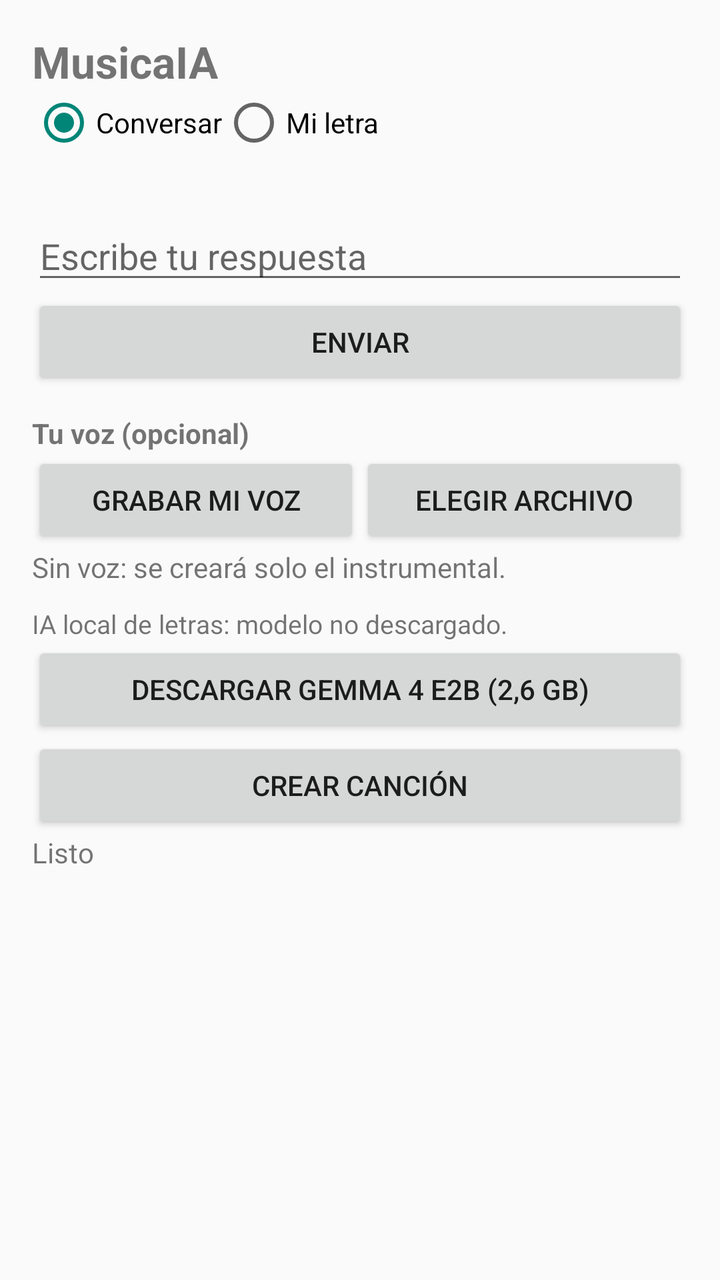
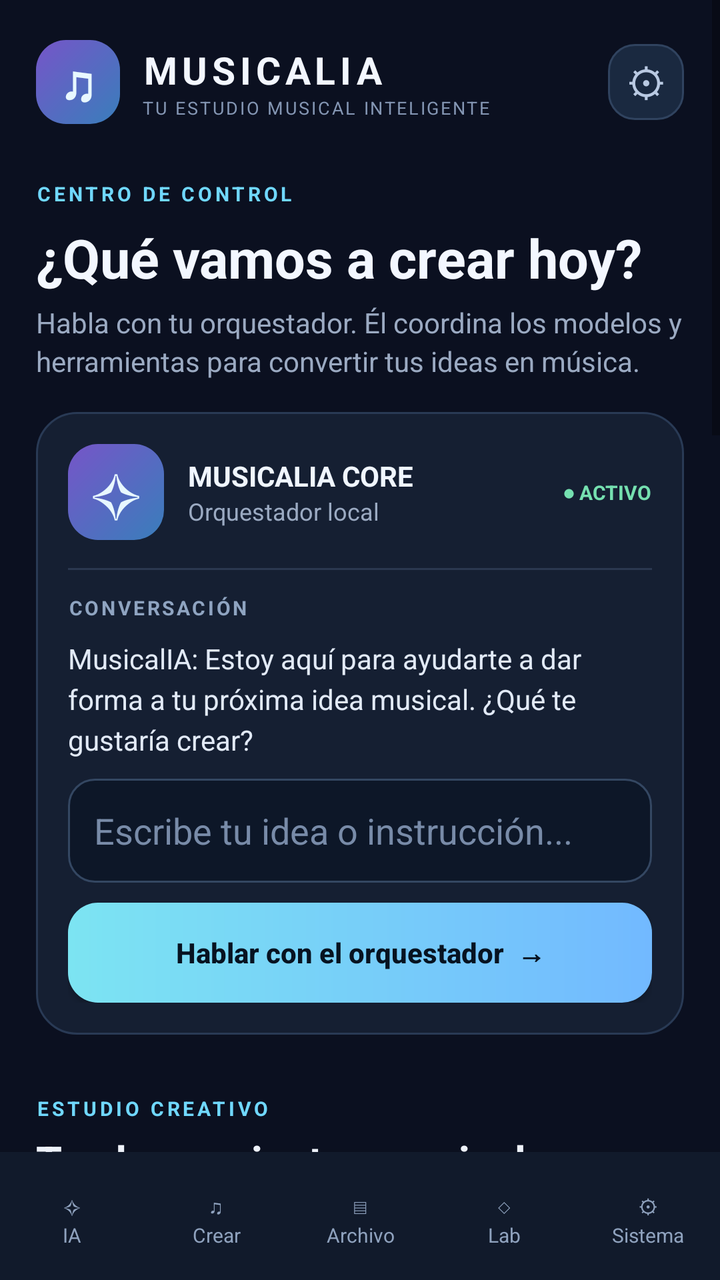

An Android layout rendered at two revisions. The XML below is the earlier revision; the diff shows what the commit changed to produce the second picture.
<!-- AndroidManifest.xml: application theme Theme.AppCompat.Light.NoActionBar -->
<!-- res/layout/activity_main.xml -->
<?xml version="1.0" encoding="utf-8"?>
<ScrollView xmlns:android="http://schemas.android.com/apk/res/android"
 android:layout_width="match_parent"
 android:layout_height="match_parent"
 android:fillViewport="true">
 <LinearLayout
 android:layout_width="match_parent"
 android:layout_height="wrap_content"
 android:orientation="vertical"
 android:padding="16dp">
 <TextView android:id="@+id/titulo" android:layout_width="wrap_content" android:layout_height="wrap_content" android:text="MusicaIA" android:textSize="22sp" android:textStyle="bold" />
 <RadioGroup android:id="@+id/grupoModo" android:layout_width="match_parent" android:layout_height="wrap_content" android:orientation="horizontal">
 <RadioButton android:id="@+id/modoConversacion" android:layout_width="wrap_content" android:layout_height="wrap_content" android:checked="true" android:text="Conversar" />
 <RadioButton android:id="@+id/modoLetra" android:layout_width="wrap_content" android:layout_height="wrap_content" android:text="Mi letra" />
 </RadioGroup>
 <LinearLayout android:id="@+id/panelConversacion" android:layout_width="match_parent" android:layout_height="wrap_content" android:orientation="vertical">
 <TextView android:id="@+id/chatLog" android:layout_width="match_parent" android:layout_height="wrap_content" android:paddingTop="8dp" android:textSize="15sp" />
 <EditText android:id="@+id/chatEntrada" android:layout_width="match_parent" android:layout_height="wrap_content" android:hint="Escribe tu respuesta" android:inputType="text" />
 <Button android:id="@+id/btnEnviar" android:layout_width="match_parent" android:layout_height="wrap_content" android:text="Enviar" />
 </LinearLayout>
 <LinearLayout android:id="@+id/panelLetra" android:layout_width="match_parent" android:layout_height="wrap_content" android:orientation="vertical" android:visibility="gone">
 <EditText android:id="@+id/editLetra" android:layout_width="match_parent" android:layout_height="wrap_content" android:gravity="top" android:hint="Pega aquí tu letra completa" android:inputType="textMultiLine" android:minLines="6" />
 <EditText android:id="@+id/editIndicaciones" android:layout_width="match_parent" android:layout_height="wrap_content" android:hint="Cómo quieres que suene (ej: pop alegre, rápido, verano)" android:inputType="text" />
 </LinearLayout>
 <TextView android:layout_width="wrap_content" android:layout_height="wrap_content" android:paddingTop="12dp" android:text="Tu voz (opcional)" android:textStyle="bold" />
 <LinearLayout android:layout_width="match_parent" android:layout_height="wrap_content" android:orientation="horizontal">
 <Button android:id="@+id/btnGrabar" android:layout_width="0dp" android:layout_height="wrap_content" android:layout_weight="1" android:text="Grabar mi voz" />
 <Button android:id="@+id/btnElegirVoz" android:layout_width="0dp" android:layout_height="wrap_content" android:layout_weight="1" android:text="Elegir archivo" />
 </LinearLayout>
 <TextView android:id="@+id/estadoVoz" android:layout_width="match_parent" android:layout_height="wrap_content" android:text="Sin voz: se creará solo el instrumental." />
 <ProgressBar android:id="@+id/progreso" style="?android:attr/progressBarStyleHorizontal" android:layout_width="match_parent" android:layout_height="wrap_content" android:visibility="gone" />
 <TextView android:id="@+id/tiempo" android:layout_width="wrap_content" android:layout_height="wrap_content" android:text="Tiempo: 0s" android:visibility="gone" />
 <TextView android:id="@+id/estadoModelo" android:layout_width="match_parent" android:layout_height="wrap_content" android:paddingTop="10dp" android:text="IA local de letras: modelo no descargado." android:textSize="13sp" />
 <Button android:id="@+id/btnDescargarModelo" android:layout_width="match_parent" android:layout_height="wrap_content" android:text="Descargar Gemma 4 E2B (2,6 GB)" />
 <ProgressBar android:id="@+id/progresoModelo" style="?android:attr/progressBarStyleHorizontal" android:layout_width="match_parent" android:layout_height="wrap_content" android:max="1000" android:visibility="gone" />
 <Button android:id="@+id/btnCrear" android:layout_width="match_parent" android:layout_height="wrap_content" android:text="Crear canción" />
 <TextView android:id="@+id/estado" android:layout_width="match_parent" android:layout_height="wrap_content" android:text="Listo" android:textSize="14sp" />
 <TextView android:id="@+id/textoResultado" android:layout_width="match_parent" android:layout_height="wrap_content" android:textSize="14sp" />
 <ImageView android:id="@+id/imgPortada" android:layout_width="200dp" android:layout_height="200dp" android:visibility="gone" />
 <Button android:id="@+id/btnReproducir" android:layout_width="match_parent" android:layout_height="wrap_content" android:text="Reproducir" android:visibility="gone" />
 <Button android:id="@+id/btnGuardar" android:layout_width="match_parent" android:layout_height="wrap_content" android:text="Guardar canción" android:visibility="gone" />
 </LinearLayout>
</ScrollView>
<!-- resources referenced by this layout -->
<resources>

</resources>

<!-- the commit's change to res/layout/activity_main.xml (unified diff, before → after) -->
@@ -1,43 +1,128 @@
 <?xml version="1.0" encoding="utf-8"?>
-<ScrollView xmlns:android="http://schemas.android.com/apk/res/android"
- android:layout_width="match_parent"
- android:layout_height="match_parent"
- android:fillViewport="true">
- <LinearLayout
- android:layout_width="match_parent"
- android:layout_height="wrap_content"
- android:orientation="vertical"
- android:padding="16dp">
- <TextView android:id="@+id/titulo" android:layout_width="wrap_content" android:layout_height="wrap_content" android:text="MusicaIA" android:textSize="22sp" android:textStyle="bold" />
- <RadioGroup android:id="@+id/grupoModo" android:layout_width="match_parent" android:layout_height="wrap_content" android:orientation="horizontal">
- <RadioButton android:id="@+id/modoConversacion" android:layout_width="wrap_content" android:layout_height="wrap_content" android:checked="true" android:text="Conversar" />
- <RadioButton android:id="@+id/modoLetra" android:layout_width="wrap_content" android:layout_height="wrap_content" android:text="Mi letra" />
- </RadioGroup>
- <LinearLayout android:id="@+id/panelConversacion" android:layout_width="match_parent" android:layout_height="wrap_content" android:orientation="vertical">
- <TextView android:id="@+id/chatLog" android:layout_width="match_parent" android:layout_height="wrap_content" android:paddingTop="8dp" android:textSize="15sp" />
- <EditText android:id="@+id/chatEntrada" android:layout_width="match_parent" android:layout_height="wrap_content" android:hint="Escribe tu respuesta" android:inputType="text" />
- <Button android:id="@+id/btnEnviar" android:layout_width="match_parent" android:layout_height="wrap_content" android:text="Enviar" />
- </LinearLayout>
- <LinearLayout android:id="@+id/panelLetra" android:layout_width="match_parent" android:layout_height="wrap_content" android:orientation="vertical" android:visibility="gone">
- <EditText android:id="@+id/editLetra" android:layout_width="match_parent" android:layout_height="wrap_content" android:gravity="top" android:hint="Pega aquí tu letra completa" android:inputType="textMultiLine" android:minLines="6" />
- <EditText android:id="@+id/editIndicaciones" android:layout_width="match_parent" android:layout_height="wrap_content" android:hint="Cómo quieres que suene (ej: pop alegre, rápido, verano)" android:inputType="text" />
- </LinearLayout>
- <TextView android:layout_width="wrap_content" android:layout_height="wrap_content" android:paddingTop="12dp" android:text="Tu voz (opcional)" android:textStyle="bold" />
- <LinearLayout android:layout_width="match_parent" android:layout_height="wrap_content" android:orientation="horizontal">
- <Button android:id="@+id/btnGrabar" android:layout_width="0dp" android:layout_height="wrap_content" android:layout_weight="1" android:text="Grabar mi voz" />
- <Button android:id="@+id/btnElegirVoz" android:layout_width="0dp" android:layout_height="wrap_content" android:layout_weight="1" android:text="Elegir archivo" />
- </LinearLayout>
- <TextView android:id="@+id/estadoVoz" android:layout_width="match_parent" android:layout_height="wrap_content" android:text="Sin voz: se creará solo el instrumental." />
- <ProgressBar android:id="@+id/progreso" style="?android:attr/progressBarStyleHorizontal" android:layout_width="match_parent" android:layout_height="wrap_content" android:visibility="gone" />
- <TextView android:id="@+id/tiempo" android:layout_width="wrap_content" android:layout_height="wrap_content" android:text="Tiempo: 0s" android:visibility="gone" />
- <TextView android:id="@+id/estadoModelo" android:layout_width="match_parent" android:layout_height="wrap_content" android:paddingTop="10dp" android:text="IA local de letras: modelo no descargado." android:textSize="13sp" />
- <Button android:id="@+id/btnDescargarModelo" android:layout_width="match_parent" android:layout_height="wrap_content" android:text="Descargar Gemma 4 E2B (2,6 GB)" />
- <ProgressBar android:id="@+id/progresoModelo" style="?android:attr/progressBarStyleHorizontal" android:layout_width="match_parent" android:layout_height="wrap_content" android:max="1000" android:visibility="gone" />
- <Button android:id="@+id/btnCrear" android:layout_width="match_parent" android:layout_height="wrap_content" android:text="Crear canción" />
- <TextView android:id="@+id/estado" android:layout_width="match_parent" android:layout_height="wrap_content" android:text="Listo" android:textSize="14sp" />
- <TextView android:id="@+id/textoResultado" android:layout_width="match_parent" android:layout_height="wrap_content" android:textSize="14sp" />
- <ImageView android:id="@+id/imgPortada" android:layout_width="200dp" android:layout_height="200dp" android:visibility="gone" />
- <Button android:id="@+id/btnReproducir" android:layout_width="match_parent" android:layout_height="wrap_content" android:text="Reproducir" android:visibility="gone" />
- <Button android:id="@+id/btnGuardar" android:layout_width="match_parent" android:layout_height="wrap_content" android:text="Guardar canción" android:visibility="gone" />
- </LinearLayout>
-</ScrollView>
+<LinearLayout xmlns:android="http://schemas.android.com/apk/res/android"
+    android:id="@+id/rootMusicalIA"
+    android:layout_width="match_parent"
+    android:layout_height="match_parent"
+    android:orientation="vertical"
+    android:background="#0B1020">
+    <ScrollView
+        android:id="@+id/scrollMain"
+        android:layout_width="match_parent"
+        android:layout_height="0dp"
+        android:layout_weight="1"
+        android:fillViewport="true"
+        android:clipToPadding="false"
+        android:paddingBottom="18dp">
+        <LinearLayout
+            android:layout_width="match_parent"
+            android:layout_height="wrap_content"
+            android:orientation="vertical"
+            android:paddingStart="18dp"
+            android:paddingEnd="18dp"
+            android:paddingTop="20dp"
+            android:paddingBottom="24dp">
+            <LinearLayout android:layout_width="match_parent" android:layout_height="wrap_content" android:gravity="center_vertical" android:orientation="horizontal">
+                <LinearLayout android:layout_width="42dp" android:layout_height="42dp" android:gravity="center" android:background="@drawable/bg_brand_orb">
+                    <TextView android:layout_width="wrap_content" android:layout_height="wrap_content" android:text="♫" android:textColor="#E8F8FF" android:textSize="25sp" android:textStyle="bold"/>
+                </LinearLayout>
+                <LinearLayout android:layout_width="0dp" android:layout_height="wrap_content" android:layout_weight="1" android:orientation="vertical" android:paddingStart="11dp">
+                    <TextView android:layout_width="wrap_content" android:layout_height="wrap_content" android:text="MUSICALIA" android:textColor="#F3F7FF" android:textSize="19sp" android:textStyle="bold" android:letterSpacing="0.12"/>
+                    <TextView android:layout_width="wrap_content" android:layout_height="wrap_content" android:text="TU ESTUDIO MUSICAL INTELIGENTE" android:textColor="#8496B3" android:textSize="9sp" android:letterSpacing="0.10"/>
+                </LinearLayout>
+                <TextView android:layout_width="38dp" android:layout_height="38dp" android:gravity="center" android:text="⚙" android:textSize="20sp" android:textColor="#B9C9E2" android:background="@drawable/bg_icon_button"/>
+            </LinearLayout>
+
+            <LinearLayout android:id="@+id/seccionOrquestador" android:layout_width="match_parent" android:layout_height="wrap_content" android:orientation="vertical" android:paddingTop="28dp">
+                <TextView android:layout_width="wrap_content" android:layout_height="wrap_content" android:text="CENTRO DE CONTROL" android:textColor="#70D8FF" android:textSize="10sp" android:textStyle="bold" android:letterSpacing="0.16"/>
+                <TextView android:layout_width="match_parent" android:layout_height="wrap_content" android:paddingTop="7dp" android:text="¿Qué vamos a crear hoy?" android:textColor="#F3F7FF" android:textSize="27sp" android:textStyle="bold"/>
+                <TextView android:layout_width="match_parent" android:layout_height="wrap_content" android:paddingTop="5dp" android:paddingBottom="16dp" android:text="Habla con tu orquestador. Él coordina los modelos y herramientas para convertir tus ideas en música." android:textColor="#9BAAC2" android:textSize="14sp" android:lineSpacingExtra="3dp"/>
+                <LinearLayout android:layout_width="match_parent" android:layout_height="wrap_content" android:orientation="vertical" android:padding="16dp" android:background="@drawable/bg_panel">
+                    <LinearLayout android:layout_width="match_parent" android:layout_height="wrap_content" android:gravity="center_vertical" android:orientation="horizontal">
+                        <LinearLayout android:layout_width="48dp" android:layout_height="48dp" android:gravity="center" android:background="@drawable/bg_brand_orb">
+                            <TextView android:layout_width="wrap_content" android:layout_height="wrap_content" android:text="✧" android:textColor="#E8F8FF" android:textSize="30sp"/>
+                        </LinearLayout>
+                        <LinearLayout android:layout_width="0dp" android:layout_height="wrap_content" android:layout_weight="1" android:orientation="vertical" android:paddingStart="12dp">
+                            <TextView android:layout_width="wrap_content" android:layout_height="wrap_content" android:text="MUSICALIA CORE" android:textColor="#F0F6FF" android:textSize="14sp" android:textStyle="bold"/>
+                            <TextView android:layout_width="wrap_content" android:layout_height="wrap_content" android:text="Orquestador local" android:textColor="#9BAAC2" android:textSize="12sp"/>
+                        </LinearLayout>
+                        <TextView android:layout_width="wrap_content" android:layout_height="wrap_content" android:text="● ACTIVO" android:textColor="#75E0B0" android:textSize="10sp" android:textStyle="bold"/>
+                    </LinearLayout>
+                    <View android:layout_width="match_parent" android:layout_height="1dp" android:layout_marginTop="14dp" android:layout_marginBottom="12dp" android:background="#2B3850"/>
+                    <TextView android:layout_width="match_parent" android:layout_height="wrap_content" android:text="CONVERSACIÓN" android:textColor="#8FA4C1" android:textSize="10sp" android:textStyle="bold" android:letterSpacing="0.12"/>
+                    <TextView android:id="@+id/chatLog" android:layout_width="match_parent" android:layout_height="wrap_content" android:minHeight="76dp" android:paddingTop="9dp" android:paddingBottom="10dp" android:text="MusicalIA: Estoy aquí para ayudarte a dar forma a tu próxima idea musical. ¿Qué te gustaría crear?" android:textColor="#E2EAF7" android:textSize="14sp" android:lineSpacingExtra="4dp"/>
+                    <EditText android:id="@+id/chatEntrada" android:layout_width="match_parent" android:layout_height="wrap_content" android:minHeight="52dp" android:padding="13dp" android:hint="Escribe tu idea o instrucción..." android:textColor="#F3F7FF" android:textColorHint="#788BA8" android:background="@drawable/bg_input" android:inputType="textCapSentences|textMultiLine" android:maxLines="4"/>
+                    <Button android:id="@+id/btnEnviar" android:layout_width="match_parent" android:layout_height="50dp" android:layout_marginTop="10dp" android:text="Hablar con el orquestador  →" android:textAllCaps="false" android:textColor="#071321" android:textStyle="bold" android:background="@drawable/bg_primary_button"/>
+                </LinearLayout>
+            </LinearLayout>
+
+            <LinearLayout android:id="@+id/seccionCrear" android:layout_width="match_parent" android:layout_height="wrap_content" android:orientation="vertical" android:paddingTop="30dp">
+                <TextView android:layout_width="wrap_content" android:layout_height="wrap_content" android:text="ESTUDIO CREATIVO" android:textColor="#70D8FF" android:textSize="10sp" android:textStyle="bold" android:letterSpacing="0.16"/>
+                <TextView android:layout_width="match_parent" android:layout_height="wrap_content" android:paddingTop="5dp" android:paddingBottom="12dp" android:text="Tus herramientas musicales" android:textColor="#F3F7FF" android:textSize="21sp" android:textStyle="bold"/>
+                <RadioGroup android:id="@+id/grupoModo" android:layout_width="match_parent" android:layout_height="wrap_content" android:orientation="horizontal" android:visibility="gone">
+                    <RadioButton android:id="@+id/modoConversacion" android:layout_width="wrap_content" android:layout_height="wrap_content" android:checked="true" android:text="Conversar"/>
+                    <RadioButton android:id="@+id/modoLetra" android:layout_width="wrap_content" android:layout_height="wrap_content" android:text="Mi letra"/>
+                </RadioGroup>
+                <LinearLayout android:id="@+id/panelLetra" android:layout_width="match_parent" android:layout_height="wrap_content" android:orientation="vertical" android:visibility="gone" android:background="@drawable/bg_panel" android:padding="14dp">
+                    <TextView android:layout_width="wrap_content" android:layout_height="wrap_content" android:text="TU LETRA" android:textColor="#70D8FF" android:textSize="10sp" android:textStyle="bold"/>
+                    <EditText android:id="@+id/editLetra" android:layout_width="match_parent" android:layout_height="wrap_content" android:gravity="top" android:minLines="6" android:hint="Pega aquí tu letra completa" android:textColor="#F3F7FF" android:textColorHint="#788BA8" android:background="@drawable/bg_input" android:inputType="textMultiLine" android:padding="12dp"/>
+                    <EditText android:id="@+id/editIndicaciones" android:layout_width="match_parent" android:layout_height="wrap_content" android:layout_marginTop="9dp" android:hint="Estilo, ambiente, ritmo..." android:textColor="#F3F7FF" android:textColorHint="#788BA8" android:background="@drawable/bg_input" android:inputType="textCapSentences" android:padding="12dp"/>
+                </LinearLayout>
+                <LinearLayout android:layout_width="match_parent" android:layout_height="wrap_content" android:orientation="vertical" android:background="@drawable/bg_panel" android:padding="14dp" android:layout_marginTop="10dp">
+                    <TextView android:layout_width="wrap_content" android:layout_height="wrap_content" android:text="PERFIL VOCAL" android:textColor="#70D8FF" android:textSize="10sp" android:textStyle="bold"/>
+                    <TextView android:layout_width="match_parent" android:layout_height="wrap_content" android:paddingTop="4dp" android:paddingBottom="8dp" android:text="Añade una muestra de voz para futuras funciones vocales." android:textColor="#9BAAC2" android:textSize="12sp"/>
+                    <LinearLayout android:layout_width="match_parent" android:layout_height="wrap_content" android:orientation="horizontal">
+                        <Button android:id="@+id/btnGrabar" android:layout_width="0dp" android:layout_height="48dp" android:layout_weight="1" android:text="Grabar voz" android:textAllCaps="false"/>
+                        <Button android:id="@+id/btnElegirVoz" android:layout_width="0dp" android:layout_height="48dp" android:layout_weight="1" android:layout_marginStart="8dp" android:text="Importar audio" android:textAllCaps="false"/>
+                    </LinearLayout>
+                    <TextView android:id="@+id/estadoVoz" android:layout_width="match_parent" android:layout_height="wrap_content" android:paddingTop="7dp" android:text="Sin muestra vocal seleccionada." android:textColor="#9BAAC2" android:textSize="12sp"/>
+                </LinearLayout>
+                <ProgressBar android:id="@+id/progreso" style="?android:attr/progressBarStyleHorizontal" android:layout_width="match_parent" android:layout_height="wrap_content" android:layout_marginTop="12dp" android:visibility="gone"/>
+                <TextView android:id="@+id/tiempo" android:layout_width="wrap_content" android:layout_height="wrap_content" android:text="Tiempo: 0s" android:textColor="#9BAAC2" android:visibility="gone"/>
+                <Button android:id="@+id/btnCrear" android:layout_width="match_parent" android:layout_height="54dp" android:layout_marginTop="14dp" android:text="Crear con MusicalIA  ✦" android:textAllCaps="false" android:textColor="#071321" android:textStyle="bold" android:background="@drawable/bg_primary_button"/>
+                <TextView android:id="@+id/estado" android:layout_width="match_parent" android:layout_height="wrap_content" android:paddingTop="10dp" android:text="Preparado para crear" android:textColor="#9BAAC2" android:textSize="12sp"/>
+                <TextView android:id="@+id/textoResultado" android:layout_width="match_parent" android:layout_height="wrap_content" android:paddingTop="8dp" android:textColor="#E2EAF7" android:textSize="13sp"/>
+                <ImageView android:id="@+id/imgPortada" android:layout_width="200dp" android:layout_height="200dp" android:layout_gravity="center_horizontal" android:layout_marginTop="12dp" android:visibility="gone"/>
+                <LinearLayout android:layout_width="match_parent" android:layout_height="wrap_content" android:orientation="horizontal" android:layout_marginTop="8dp">
+                    <Button android:id="@+id/btnReproducir" android:layout_width="0dp" android:layout_height="48dp" android:layout_weight="1" android:text="Reproducir" android:textAllCaps="false" android:visibility="gone"/>
+                    <Button android:id="@+id/btnGuardar" android:layout_width="0dp" android:layout_height="48dp" android:layout_weight="1" android:layout_marginStart="8dp" android:text="Exportar MP3 320" android:textAllCaps="false" android:visibility="gone"/>
+                </LinearLayout>
+            </LinearLayout>
+
+            <LinearLayout android:id="@+id/seccionBiblioteca" android:layout_width="match_parent" android:layout_height="wrap_content" android:orientation="vertical" android:paddingTop="30dp">
+                <TextView android:layout_width="wrap_content" android:layout_height="wrap_content" android:text="TU ARCHIVO MUSICAL" android:textColor="#70D8FF" android:textSize="10sp" android:textStyle="bold" android:letterSpacing="0.16"/>
+                <LinearLayout android:layout_width="match_parent" android:layout_height="wrap_content" android:orientation="vertical" android:padding="17dp" android:layout_marginTop="9dp" android:background="@drawable/bg_panel">
+                    <TextView android:layout_width="wrap_content" android:layout_height="wrap_content" android:text="Biblioteca" android:textColor="#F3F7FF" android:textSize="19sp" android:textStyle="bold"/>
+                    <TextView android:layout_width="match_parent" android:layout_height="wrap_content" android:paddingTop="5dp" android:text="Aquí reuniremos tus canciones, instrumentales, proyectos y perfiles vocales guardados." android:textColor="#9BAAC2" android:textSize="13sp" android:lineSpacingExtra="3dp"/>
+                </LinearLayout>
+            </LinearLayout>
+
+            <LinearLayout android:id="@+id/seccionLaboratorio" android:layout_width="match_parent" android:layout_height="wrap_content" android:orientation="vertical" android:paddingTop="30dp">
+                <TextView android:layout_width="wrap_content" android:layout_height="wrap_content" android:text="EVOLUCIÓN DEL SISTEMA" android:textColor="#70D8FF" android:textSize="10sp" android:textStyle="bold" android:letterSpacing="0.16"/>
+                <LinearLayout android:layout_width="match_parent" android:layout_height="wrap_content" android:orientation="vertical" android:padding="17dp" android:layout_marginTop="9dp" android:background="@drawable/bg_panel">
+                    <TextView android:layout_width="wrap_content" android:layout_height="wrap_content" android:text="Laboratorio IA" android:textColor="#F3F7FF" android:textSize="19sp" android:textStyle="bold"/>
+                    <TextView android:id="@+id/estadoModelo" android:layout_width="match_parent" android:layout_height="wrap_content" android:paddingTop="8dp" android:text="IA local de letras: modelo no descargado." android:textColor="#9BAAC2" android:textSize="12sp"/>
+                    <ProgressBar android:id="@+id/progresoModelo" style="?android:attr/progressBarStyleHorizontal" android:layout_width="match_parent" android:layout_height="wrap_content" android:max="1000" android:visibility="gone"/>
+                    <Button android:id="@+id/btnDescargarModelo" android:layout_width="match_parent" android:layout_height="48dp" android:layout_marginTop="8dp" android:text="Gestionar modelo Gemma 4 E2B · 2,6 GB" android:textAllCaps="false"/>
+                    <TextView android:layout_width="match_parent" android:layout_height="wrap_content" android:paddingTop="8dp" android:text="Próximas capacidades: catálogo de modelos, skills verificadas y memoria de aprendizaje." android:textColor="#8295B1" android:textSize="11sp"/>
+                </LinearLayout>
+            </LinearLayout>
+
+            <LinearLayout android:id="@+id/seccionSistema" android:layout_width="match_parent" android:layout_height="wrap_content" android:orientation="vertical" android:paddingTop="30dp">
+                <TextView android:layout_width="wrap_content" android:layout_height="wrap_content" android:text="PREFERENCIAS" android:textColor="#70D8FF" android:textSize="10sp" android:textStyle="bold" android:letterSpacing="0.16"/>
+                <LinearLayout android:layout_width="match_parent" android:layout_height="wrap_content" android:orientation="vertical" android:padding="17dp" android:layout_marginTop="9dp" android:background="@drawable/bg_panel">
+                    <TextView android:layout_width="wrap_content" android:layout_height="wrap_content" android:text="Sistema y personalización" android:textColor="#F3F7FF" android:textSize="18sp" android:textStyle="bold"/>
+                    <TextView android:layout_width="match_parent" android:layout_height="wrap_content" android:paddingTop="7dp" android:text="Diseño modular · Procesamiento local · Control de almacenamiento · Actualizaciones y copias de seguridad." android:textColor="#9BAAC2" android:textSize="12sp" android:lineSpacingExtra="4dp"/>
+                </LinearLayout>
+            </LinearLayout>
+        </LinearLayout>
+    </ScrollView>
+    <LinearLayout android:id="@+id/bottomNavigation" android:layout_width="match_parent"
+        android:layout_height="64dp" android:orientation="horizontal" android:gravity="center"
+        android:background="#111A2B" android:elevation="12dp">
+        <TextView android:id="@+id/navOrquestador" style="@style/NavItem" android:text="✧\nIA"/>
+        <TextView android:id="@+id/navCrear" style="@style/NavItem" android:text="♫\nCrear"/>
+        <TextView android:id="@+id/navBiblioteca" style="@style/NavItem" android:text="▤\nArchivo"/>
+        <TextView android:id="@+id/navLaboratorio" style="@style/NavItem" android:text="◇\nLab"/>
+        <TextView android:id="@+id/navSistema" style="@style/NavItem" android:text="⚙\nSistema"/>
+    </LinearLayout>
+</LinearLayout>
<!-- resource entries referenced after the edit -->
@@ -1,5 +1,42 @@
 <!-- resources referenced by this layout -->
 <resources>
-
+  <!-- drawable bg_brand_orb (drawable) -->
+  <?xml version="1.0" encoding="utf-8"?>
+  <shape xmlns:android="http://schemas.android.com/apk/res/android" android:shape="rectangle">
+      <corners android:radius="15dp"/><gradient android:angle="135" android:startColor="#397EBB" android:endColor="#7655C8"/>
+  </shape>
+  <!-- drawable bg_icon_button (drawable) -->
+  <?xml version="1.0" encoding="utf-8"?>
+  <shape xmlns:android="http://schemas.android.com/apk/res/android" android:shape="rectangle">
+      <corners android:radius="13dp"/><solid android:color="#1A2940"/><stroke android:width="1dp" android:color="#30435F"/>
+  </shape>
+  <!-- drawable bg_input (drawable) -->
+  <?xml version="1.0" encoding="utf-8"?>
+  <shape xmlns:android="http://schemas.android.com/apk/res/android" android:shape="rectangle">
+      <corners android:radius="13dp"/><solid android:color="#0D1728"/><stroke android:width="1dp" android:color="#344762"/>
+  </shape>
+  <!-- drawable bg_panel (drawable) -->
+  <?xml version="1.0" encoding="utf-8"?>
+  <shape xmlns:android="http://schemas.android.com/apk/res/android" android:shape="rectangle">
+      <corners android:radius="20dp"/><solid android:color="#151F32"/><stroke android:width="1dp" android:color="#293A55"/>
+  </shape>
+  <!-- drawable bg_primary_button (drawable) -->
+  <?xml version="1.0" encoding="utf-8"?>
+  <shape xmlns:android="http://schemas.android.com/apk/res/android" android:shape="rectangle">
+      <corners android:radius="15dp"/><gradient android:angle="0" android:startColor="#7CE4F2" android:endColor="#72B9FF"/>
+  </shape>
+  <style name="NavItem">
+          <item name="android:layout_width">0dp</item>
+          <item name="android:layout_height">match_parent</item>
+          <item name="android:layout_weight">1</item>
+          <item name="android:gravity">center</item>
+          <item name="android:paddingTop">5dp</item>
+          <item name="android:textColor">#8FA2BE</item>
+          <item name="android:textSize">10sp</item>
+          <item name="android:lineSpacingExtra">2dp</item>
+          <item name="android:background">?android:attr/selectableItemBackground</item>
+          <item name="android:clickable">true</item>
+          <item name="android:focusable">true</item>
+      </style>
 </resources>
 
